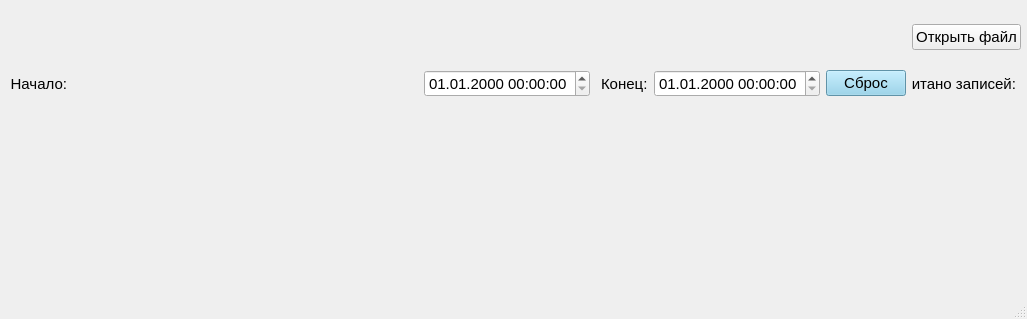
Old version of the form example1/mainwindow.ui in the repository Annchrn/example1.
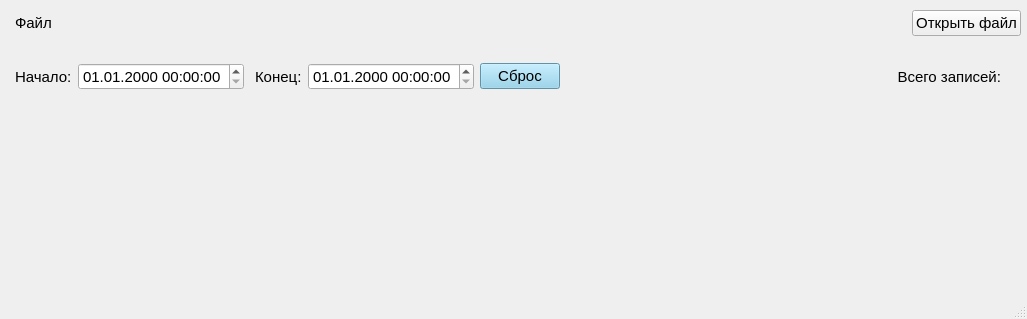
New version of the form. Icons and pictures are not drawn.

Diff of the .ui file:
```diff
--- a/example1/mainwindow.ui
+++ b/example1/mainwindow.ui
@@ -41,10 +41,12 @@
      </rect>
     </property>
     <layout class="QGridLayout" name="gridLayout">
-     <item row="1" column="1">
-      <widget class="QLabel" name="label_2">
+     <item row="0" column="0">
+      <layout class="QHBoxLayout" name="horizontalLayout">
+       <item>
+        <widget class="QLabel" name="label">
        <property name="sizePolicy">
-        <sizepolicy hsizetype="Maximum" vsizetype="Preferred">
+          <sizepolicy hsizetype="MinimumExpanding" vsizetype="Preferred">
          <horstretch>0</horstretch>
          <verstretch>0</verstretch>
         </sizepolicy>
@@ -55,41 +57,14 @@
         </font>
        </property>
        <property name="text">
-        <string>Начало:</string>
-       </property>
-       <property name="alignment">
-        <set>Qt::AlignRight|Qt::AlignTrailing|Qt::AlignVCenter</set>
-       </property>
+          <string>Файл</string>
+         </property>
        <property name="indent">
         <number>5</number>
        </property>
       </widget>
      </item>
-     <item row="1" column="7">
-      <widget class="QLabel" name="label_3">
-       <property name="sizePolicy">
-        <sizepolicy hsizetype="Ignored" vsizetype="Preferred">
-         <horstretch>0</horstretch>
-         <verstretch>0</verstretch>
-        </sizepolicy>
-       </property>
-       <property name="font">
-        <font>
-         <pointsize>11</pointsize>
-        </font>
-       </property>
-       <property name="text">
-        <string>Считано записей:</string>
-       </property>
-       <property name="alignment">
-        <set>Qt::AlignRight|Qt::AlignTrailing|Qt::AlignVCenter</set>
-       </property>
-       <property name="indent">
-        <number>5</number>
-       </property>
-      </widget>
-     </item>
-     <item row="0" column="7">
+       <item>
       <widget class="QPushButton" name="pushButton">
        <property name="sizePolicy">
         <sizepolicy hsizetype="Minimum" vsizetype="Fixed">
@@ -112,7 +87,35 @@
        </property>
       </widget>
      </item>
-     <item row="1" column="3">
+      </layout>
+     </item>
+     <item row="1" column="0">
+      <layout class="QHBoxLayout" name="horizontalLayout_2">
+       <item>
+        <widget class="QLabel" name="label_2">
+         <property name="sizePolicy">
+          <sizepolicy hsizetype="Minimum" vsizetype="Preferred">
+           <horstretch>0</horstretch>
+           <verstretch>0</verstretch>
+          </sizepolicy>
+         </property>
+         <property name="font">
+          <font>
+           <pointsize>11</pointsize>
+          </font>
+         </property>
+         <property name="text">
+          <string>Начало:</string>
+         </property>
+         <property name="alignment">
+          <set>Qt::AlignLeading|Qt::AlignLeft|Qt::AlignVCenter</set>
+         </property>
+         <property name="indent">
+          <number>5</number>
+         </property>
+        </widget>
+       </item>
+       <item>
       <widget class="QDateTimeEdit" name="dateTimeEdit">
        <property name="sizePolicy">
         <sizepolicy hsizetype="Minimum" vsizetype="Fixed">
@@ -125,13 +128,13 @@
        </property>
       </widget>
      </item>
-     <item row="1" column="4">
+       <item>
       <widget class="QLabel" name="label_4">
        <property name="enabled">
         <bool>true</bool>
        </property>
        <property name="sizePolicy">
-        <sizepolicy hsizetype="Maximum" vsizetype="Preferred">
+          <sizepolicy hsizetype="Minimum" vsizetype="Preferred">
          <horstretch>0</horstretch>
          <verstretch>0</verstretch>
         </sizepolicy>
@@ -156,35 +159,14 @@
        </property>
       </widget>
      </item>
-     <item row="0" column="1">
-      <widget class="QLabel" name="label">
-       <property name="sizePolicy">
-        <sizepolicy hsizetype="MinimumExpanding" vsizetype="Preferred">
-         <horstretch>0</horstretch>
-         <verstretch>0</verstretch>
-        </sizepolicy>
-       </property>
-       <property name="font">
-        <font>
-         <pointsize>11</pointsize>
-        </font>
-       </property>
-       <property name="text">
-        <string/>
-       </property>
-       <property name="indent">
-        <number>5</number>
-       </property>
-      </widget>
-     </item>
-     <item row="1" column="5">
+       <item>
       <widget class="QDateTimeEdit" name="dateTimeEdit_2">
        <property name="displayFormat">
         <string>dd.MM.yyyy HH:mm:ss</string>
        </property>
       </widget>
      </item>
-     <item row="1" column="6">
+       <item>
       <widget class="QPushButton" name="pushButton_2">
        <property name="sizePolicy">
         <sizepolicy hsizetype="Minimum" vsizetype="Fixed">
@@ -200,18 +182,38 @@
        </property>
       </widget>
      </item>
-     <item row="1" column="2">
-      <spacer name="horizontalSpacer">
-       <property name="orientation">
-        <enum>Qt::Horizontal</enum>
-       </property>
-       <property name="sizeHint" stdset="0">
-        <size>
-         <width>40</width>
-         <height>20</height>
-        </size>
-       </property>
-      </spacer>
+       <item>
+        <widget class="QLabel" name="label_3">
+         <property name="sizePolicy">
+          <sizepolicy hsizetype="MinimumExpanding" vsizetype="Preferred">
+           <horstretch>0</horstretch>
+           <verstretch>0</verstretch>
+          </sizepolicy>
+         </property>
+         <property name="font">
+          <font>
+           <pointsize>11</pointsize>
+          </font>
+         </property>
+         <property name="text">
+          <string>Всего записей:</string>
+         </property>
+         <property name="alignment">
+          <set>Qt::AlignRight|Qt::AlignTrailing|Qt::AlignVCenter</set>
+         </property>
+         <property name="indent">
+          <number>5</number>
+         </property>
+        </widget>
+       </item>
+       <item>
+        <widget class="QLabel" name="label_5">
+         <property name="text">
+          <string/>
+         </property>
+        </widget>
+       </item>
+      </layout>
      </item>
     </layout>
    </widget>
```
Lines whose indentation alone changed are shown as unchanged.
